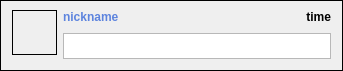
nillerusr/qVK, file customwidgets/messagewidget.ui: the form before one commit.
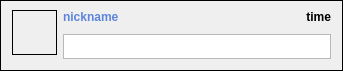
The form after the commit. Icons and pictures are not drawn. Custom widgets are drawn as their Qt base class.

Diff of the .ui file:
```diff
--- a/customwidgets/messagewidget.ui
+++ b/customwidgets/messagewidget.ui
@@ -165,7 +165,7 @@
          <property name="minimumSize">
           <size>
            <width>1</width>
-           <height>26</height>
+           <height>25</height>
           </size>
          </property>
          <property name="baseSize">
```
